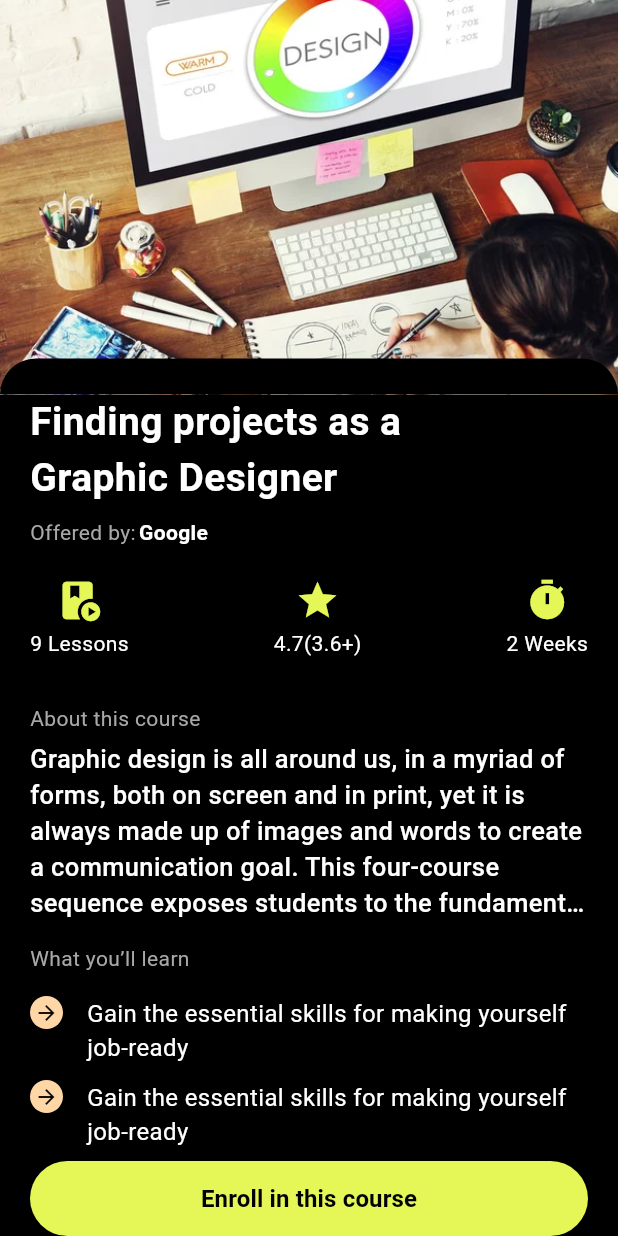
After one commit to mahdinaghikhanii/learing-ui, a Flutter app: the HomePage screen opened directly, after a tap on an icon or button, on a phone screen of 412 x 824 dp. The commit adds this screen. Run offline on Flutter 3.47's test engine with Material 3 defaults, Android fonts, the phone set to English and light mode, and no system bars; our stand-ins replace carousel_slider, delayed_display, flutter_svg.

Commit message:
create detail Scean

```diff
--- /dev/null
+++ b/lib/pages/detail/detail.dart
@@ -0,0 +1,208 @@
+import 'package:flutter/material.dart';
+
+class DetailPage extends StatelessWidget {
+  const DetailPage({super.key});
+
+  @override
+  Widget build(BuildContext context) {
+    return Scaffold(
+        bottomNavigationBar: SafeArea(
+          child: Container(
+            margin: const EdgeInsets.only(left: 20, right: 20),
+            width: MediaQuery.sizeOf(context).width,
+            height: 50,
+            child: ElevatedButton(
+                style: ElevatedButton.styleFrom(
+                    backgroundColor: const Color(0xFFE4F757),
+                    foregroundColor: Colors.white),
+                onPressed: () {},
+                child: const Center(
+                    child: Text("Enroll in this course",
+                        style: TextStyle(
+                            color: Colors.black,
+                            fontSize: 16,
+                            fontWeight: FontWeight.bold)))),
+          ),
+        ),
+        // floatingActionButtonLocation: FloatingActionButtonLocation.centerDocked,
+        // floatingActionButton: Container(
+        //   margin: const EdgeInsets.only(left: 20, right: 20),
+        //   width: MediaQuery.sizeOf(context).width,
+        //   height: 50,
+        //   child: ElevatedButton(
+        //       style: ElevatedButton.styleFrom(
+        //           backgroundColor: const Color(0xFFE4F757),
+        //           foregroundColor: Colors.white),
+        //       onPressed: () {},
+        //       child: const Center(
+        //           child: Text("Enroll in this course",
+        //               style: TextStyle(
+        //                   color: Colors.black,
+        //                   fontSize: 16,
+        //                   fontWeight: FontWeight.bold)))),
+        // ),
+        backgroundColor: Colors.black,
+        body: SingleChildScrollView(
+          child:
+              Column(crossAxisAlignment: CrossAxisAlignment.start, children: [
+            imageHeader(context),
+            const Padding(
+              padding: EdgeInsets.symmetric(horizontal: 20),
+              child: Text(
+                "Finding projects as a\nGraphic Designer",
+                style: TextStyle(
+                    color: Colors.white,
+                    fontSize: 26,
+                    fontWeight: FontWeight.bold),
+                textAlign: TextAlign.start,
+              ),
+            ),
+            const Padding(
+              padding: EdgeInsets.only(left: 20, top: 8, bottom: 20),
+              child: Row(
+                crossAxisAlignment: CrossAxisAlignment.start,
+                children: [
+                  Text(
+                    "Offered by:",
+                    style: TextStyle(color: Color(0xFFA8A8A8)),
+                  ),
+                  SizedBox(width: 2),
+                  Text("Google",
+                      style: TextStyle(
+                          color: Colors.white, fontWeight: FontWeight.w700)),
+                ],
+              ),
+            ),
+            const Padding(
+              padding: EdgeInsets.symmetric(horizontal: 20),
+              child: Row(
+                  mainAxisAlignment: MainAxisAlignment.spaceBetween,
+                  children: [
+                    Column(
+                      children: [
+                        Icon(
+                          Icons.play_lesson,
+                          size: 30,
+                          color: Color(0xFFE4F757),
+                        ),
+                        SizedBox(height: 4),
+                        Text(
+                          "9 Lessons",
+                          style: TextStyle(color: Colors.white),
+                        )
+                      ],
+                    ),
+                    Column(
+                      children: [
+                        Icon(
+                          Icons.star,
+                          size: 30,
+                          color: Color(0xFFE4F757),
+                        ),
+                        SizedBox(height: 4),
+                        Text(
+                          "4.7(3.6+)",
+                          style: TextStyle(color: Colors.white),
+                        )
+                      ],
+                    ),
+                    Column(
+                      children: [
+                        Icon(
+                          Icons.timer,
+                          size: 30,
+                          color: Color(0xFFE4F757),
+                        ),
+                        SizedBox(height: 4),
+                        Text(
+                          "2 Weeks",
+                          style: TextStyle(color: Colors.white),
+                        )
+                      ],
+                    )
+                  ]),
+            ),
+            const Padding(
+              padding: EdgeInsets.only(left: 20, right: 20, top: 30),
+              child: Text(
+                "About this course",
+                style: TextStyle(color: Color(0xFFA8A8A8)),
+              ),
+            ),
+            const Padding(
+              padding: EdgeInsets.symmetric(horizontal: 20, vertical: 5),
+              child: Text(
+                "Graphic design is all around us, in a myriad of forms, both on screen and in print, yet it is always made up of images and words to create a communication goal. This four-course sequence exposes students to the fundamental skills required to make sophisticated graphic",
+                maxLines: 5,
+                style: TextStyle(
+                    color: Colors.white,
+                    fontWeight: FontWeight.w500,
+                    overflow: TextOverflow.ellipsis,
+                    fontSize: 17),
+              ),
+            ),
+            const Padding(
+              padding: EdgeInsets.symmetric(horizontal: 20, vertical: 10),
+              child: Text(
+                "What you’ll learn",
+                style: TextStyle(color: Color(0xFFA8A8A8)),
+              ),
+            ),
+            textWithIcon(const Color(0xFFFFD6A5),
+                "Gain the essential skills for making yourself job-ready"),
+            textWithIcon(const Color(0xFFFFD6A5),
+                "Gain the essential skills for making yourself job-ready"),
+            textWithIcon(const Color(0xFFFFD6A5),
+                "Gain the essential skills for making yourself job-ready"),
+            const SizedBox(height: 10),
+          ]),
+        ));
+  }
+}
+
+Widget imageHeader(context) {
+  return Stack(
+    children: [
+      Container(
+          height: 263,
+          width: MediaQuery.sizeOf(context).width,
+          decoration: const BoxDecoration(
+              image: DecorationImage(
+                  image: AssetImage("assets/2.png"), fit: BoxFit.cover))),
+      Positioned(
+        bottom: 0,
+        child: Container(
+          width: MediaQuery.sizeOf(context).width,
+          height: 24,
+          decoration: const BoxDecoration(
+              color: Colors.black,
+              borderRadius: BorderRadius.only(
+                  topLeft: Radius.circular(35), topRight: Radius.circular(35))),
+        ),
+      )
+    ],
+  );
+}
+
+Widget textWithIcon(Color color, String text) {
+  return Padding(
+      padding: const EdgeInsets.symmetric(horizontal: 20, vertical: 5),
+      child: Row(crossAxisAlignment: CrossAxisAlignment.start, children: [
+        Container(
+          decoration: BoxDecoration(
+              color: color, borderRadius: BorderRadius.circular(40)),
+          margin: const EdgeInsets.only(right: 16),
+          width: 22,
+          height: 22,
+          child: const Center(
+              child: Icon(
+            Icons.arrow_forward,
+            color: Colors.black,
+            size: 16,
+          )),
+        ),
+        Expanded(
+            child: Text(text,
+                style: const TextStyle(color: Colors.white, fontSize: 16)))
+      ]));
+}
--- a/lib/pages/home/home.dart
+++ b/lib/pages/home/home.dart
@@ -1,5 +1,6 @@
 import 'package:flutter/material.dart';
 import 'package:flutter_svg/svg.dart';
+import 'package:learing/pages/detail/detail.dart';
 
 import 'widgets/slider.dart';
 
@@ -153,7 +154,13 @@ Widget inProgress(context) {
               decoration: BoxDecoration(
                   color: Colors.white, borderRadius: BorderRadius.circular(24)),
               width: MediaQuery.sizeOf(context).width,
-              child: Row(mainAxisAlignment: MainAxisAlignment.start, children: [
+              child: InkWell(
+                onTap: () => Navigator.push(
+                    context,
+                    MaterialPageRoute(
+                        builder: (context) => const DetailPage())),
+                child:
+                    Row(mainAxisAlignment: MainAxisAlignment.start, children: [
                   Padding(
                     padding: const EdgeInsets.only(top: 12, left: 10),
                     child: Column(
@@ -252,14 +259,18 @@ Widget inProgress(context) {
                   const Spacer(),
                   Padding(
                     padding: const EdgeInsets.only(right: 12, top: 0),
+                    child: ClipRRect(
+                      borderRadius: BorderRadius.circular(20),
                       child: Image.asset(
-                    'assets/1.png',
-                    // width: 132,
+                        index == 1 ? "assets/2.png" : 'assets/1.png',
+                        width: 132,
                         height: 156,
                         fit: BoxFit.cover,
                       ),
+                    ),
                   )
-              ]));
+                ]),
+              ));
         }),
   );
 }
```
Lines whose indentation alone changed are shown as unchanged.
